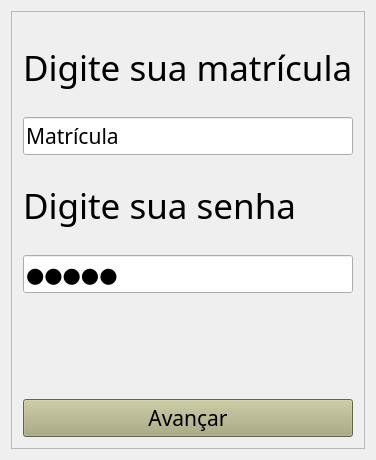
The window that Android/AplicativoVersaoFinal/mainwindow.ui (itsGiuu/slash_n) describes before a commit, drawn with Qt 5.
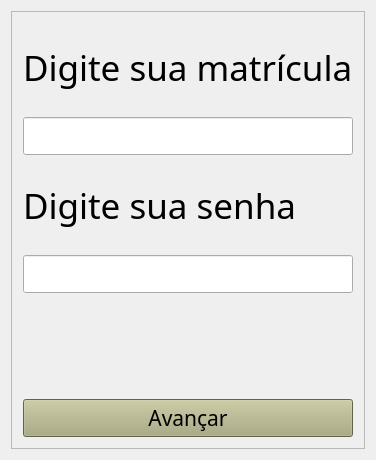
The same window after the commit.

Patch:
```diff
--- a/Android/AplicativoVersaoFinal/mainwindow.ui
+++ b/Android/AplicativoVersaoFinal/mainwindow.ui
@@ -48,7 +48,7 @@
        <item>
         <widget class="QLineEdit" name="lineEdit">
          <property name="text">
-          <string>Matrícula</string>
+          <string/>
          </property>
          <property name="echoMode">
           <enum>QLineEdit::Normal</enum>
@@ -73,7 +73,7 @@
           <set>Qt::ImhHiddenText|Qt::ImhNoAutoUppercase|Qt::ImhNoPredictiveText|Qt::ImhSensitiveData</set>
          </property>
          <property name="text">
-          <string>Senha</string>
+          <string/>
          </property>
          <property name="echoMode">
           <enum>QLineEdit::Password</enum>
```
